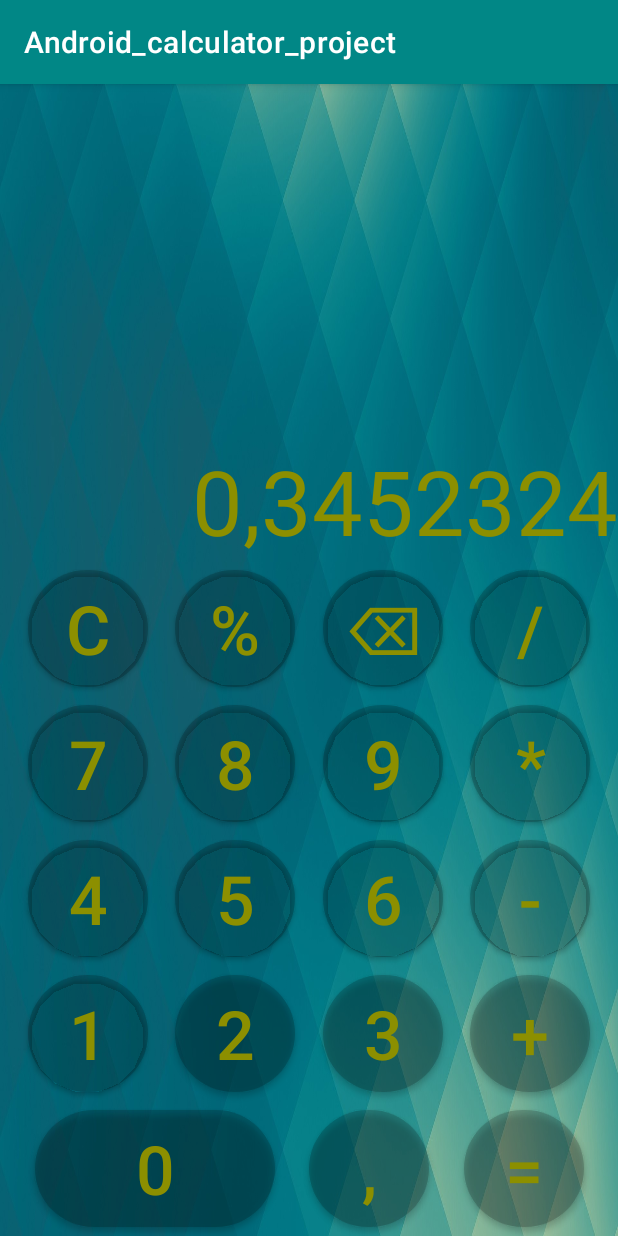
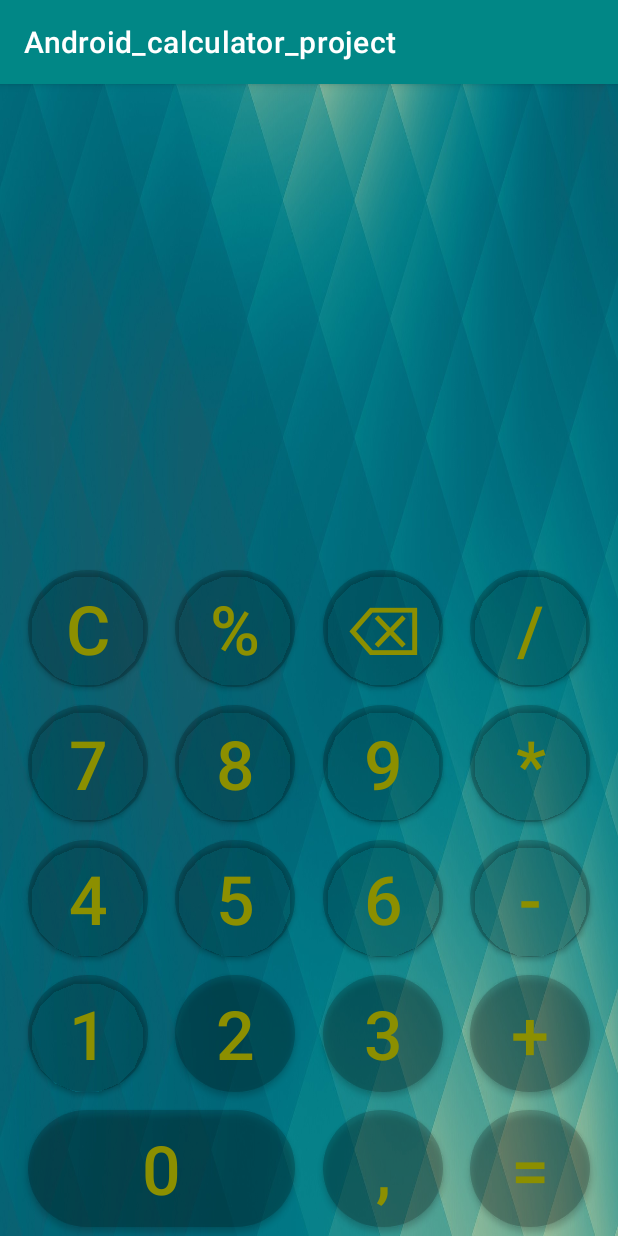
Before and after one commit to Kirill221199/Android_calculator_project, an Android app: the screen it shows after launch (MainActivity), on a phone screen of 412 x 824 dp. Run offline under Robolectric (Android 15) with nearby library versions, the light colour scheme and no system bars.

Commit message:
Improved element positioning. Added calculation output screens

```diff
--- a/app/src/main/res/layout/activity_main.xml
+++ b/app/src/main/res/layout/activity_main.xml
@@ -7,18 +7,30 @@
     android:background="@drawable/fon"
     tools:context=".MainActivity">
 
+
     <TextView
-        android:id="@+id/textView"
+        android:id="@+id/text_memory"
         android:layout_width="match_parent"
-        android:layout_height="0dp"
-        android:gravity="bottom|right"
-        android:text="0,3452324"
+        android:layout_height="@dimen/text_size_output"
+        android:gravity="bottom|end"
+        android:textColor="@color/special_min"
+        android:textSize="@dimen/text_size_memory"
+        app:layout_constraintBottom_toTopOf="@id/text_present"
+        app:layout_constraintEnd_toEndOf="@id/button_division"
+        app:layout_constraintStart_toStartOf="@id/button_clear"
+        tools:text="MEMORY" />
+
+    <TextView
+        android:id="@+id/text_present"
+        android:layout_width="match_parent"
+        android:layout_height="@dimen/text_size_output"
+        android:gravity="bottom|end"
         android:textColor="@color/special"
-        android:textSize="60sp"
+        android:textSize="@dimen/text_size_output"
         app:layout_constraintBottom_toTopOf="@id/button_percent"
-        app:layout_constraintEnd_toEndOf="parent"
-        app:layout_constraintStart_toStartOf="parent"
-        app:layout_constraintTop_toTopOf="parent" />
+        app:layout_constraintEnd_toEndOf="@id/button_division"
+        app:layout_constraintStart_toStartOf="@id/button_clear"
+        tools:text="PRESENT" />
 
     <Button
         android:id="@+id/button_division"
@@ -250,7 +262,7 @@
 
     <Button
         android:id="@+id/button_0"
-        android:layout_width="160dp"
+        android:layout_width="0dp"
         android:layout_height="@dimen/button_height"
         android:backgroundTint="@color/colorless"
         android:text="@string/_0"
@@ -258,9 +270,9 @@
         android:textSize="@dimen/symbol_size"
         app:cornerRadius="@dimen/button_radius"
         app:layout_constraintBottom_toBottomOf="parent"
-        app:layout_constraintEnd_toStartOf="@+id/button_point"
+        app:layout_constraintEnd_toEndOf="@id/button_2"
         app:layout_constraintHorizontal_bias="0.5"
-        app:layout_constraintStart_toStartOf="parent" />
+        app:layout_constraintStart_toStartOf="@id/button_1" />
 
     <Button
         android:id="@+id/button_point"
@@ -272,9 +284,9 @@
         android:textSize="@dimen/symbol_size"
         app:cornerRadius="@dimen/button_radius"
         app:layout_constraintBottom_toBottomOf="parent"
-        app:layout_constraintEnd_toStartOf="@+id/button_equal"
+        app:layout_constraintEnd_toEndOf="@id/button_3"
         app:layout_constraintHorizontal_bias="0.5"
-        app:layout_constraintStart_toEndOf="@+id/button_0" />
+        app:layout_constraintStart_toStartOf="@id/button_3" />
 
 
     <Button
@@ -287,9 +299,9 @@
         android:textSize="@dimen/symbol_size"
         app:cornerRadius="@dimen/button_radius"
         app:layout_constraintBottom_toBottomOf="parent"
-        app:layout_constraintEnd_toEndOf="parent"
+        app:layout_constraintEnd_toEndOf="@id/button_plus"
         app:layout_constraintHorizontal_bias="0.5"
-        app:layout_constraintStart_toEndOf="@+id/button_point" />
+        app:layout_constraintStart_toStartOf="@id/button_plus" />
 
 
 </androidx.constraintlayout.widget.ConstraintLayout>
--- a/app/src/main/res/values/colors.xml
+++ b/app/src/main/res/values/colors.xml
@@ -8,6 +8,7 @@
     <color name="black">#FF000000</color>
     <color name="white">#FFFFFFFF</color>
     <color name="special">#8c8f00</color>
+    <color name="special_min">#686A01</color>
     <color name="colorless">#1A000000</color>
 
 </resources>
--- a/app/src/main/res/values/dimens.xml
+++ b/app/src/main/res/values/dimens.xml
@@ -4,4 +4,6 @@
     <dimen name="button_width">80dp</dimen>
     <dimen name="button_height">90dp</dimen>
     <dimen name="button_radius">50dp</dimen>
+    <dimen name="text_size_output">60sp</dimen>
+    <dimen name="text_size_memory">30sp</dimen>
 </resources>
```
